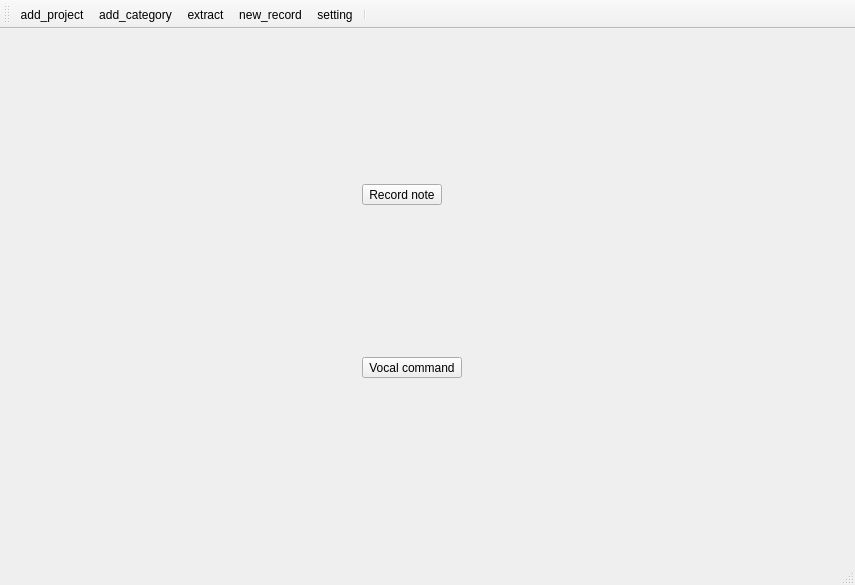
Qt form Ui/src/main.ui (erkagoon/Mind2Notes) before a commit.
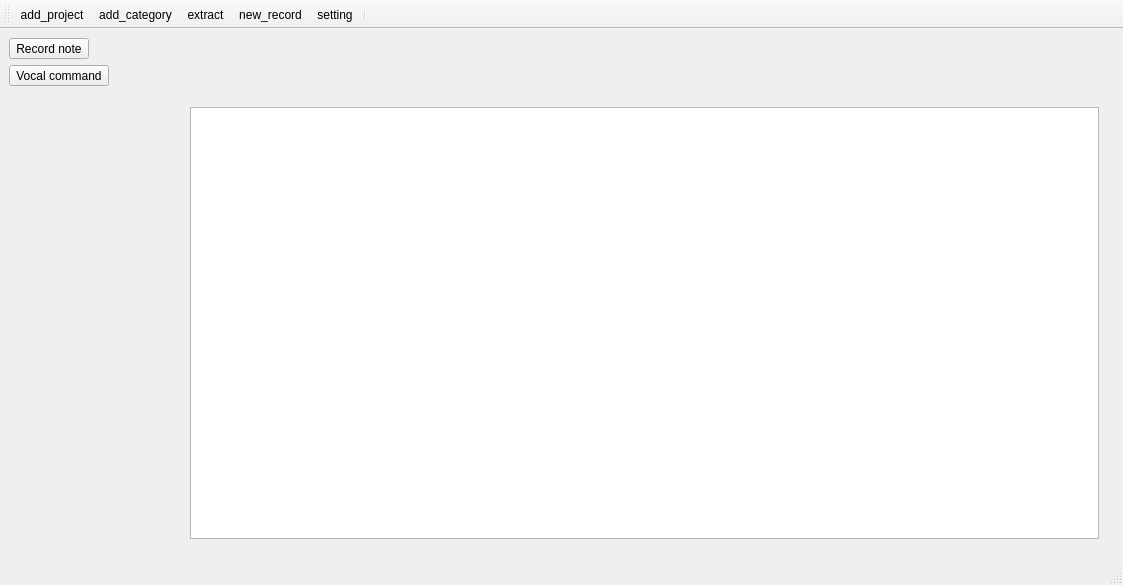
The same form after that commit. Icons and pictures are not drawn.

Commit message: Mise à jour de l'ui

Diff of the .ui file:
```diff
--- a/Ui/src/main.ui
+++ b/Ui/src/main.ui
@@ -6,7 +6,7 @@
    <rect>
     <x>0</x>
     <y>0</y>
-    <width>855</width>
+    <width>1123</width>
     <height>585</height>
    </rect>
   </property>
@@ -14,9 +14,9 @@
    <string>MainWindow</string>
   </property>
   <widget class="QWidget" name="centralwidget">
-   <layout class="QGridLayout" name="gridLayout_5" columnstretch="1,0,0">
-    <item row="2" column="2">
-     <layout class="QGridLayout" name="gridLayout_4">
+   <layout class="QGridLayout" name="gridLayout_5" columnstretch="1,0,0,0,0">
+    <item row="2" column="3">
+     <layout class="QGridLayout" name="filesContainer">
       <property name="leftMargin">
        <number>15</number>
       </property>
@@ -35,7 +35,7 @@
      </layout>
     </item>
     <item row="2" column="0">
-     <layout class="QVBoxLayout" name="verticalLayout_3">
+     <layout class="QVBoxLayout" name="projectContainer">
       <property name="leftMargin">
        <number>15</number>
       </property>
@@ -57,6 +57,25 @@
       </property>
      </widget>
     </item>
+    <item row="2" column="2">
+     <layout class="QGridLayout" name="catsContainer">
+      <property name="leftMargin">
+       <number>15</number>
+      </property>
+      <property name="topMargin">
+       <number>15</number>
+      </property>
+      <property name="rightMargin">
+       <number>15</number>
+      </property>
+      <property name="bottomMargin">
+       <number>15</number>
+      </property>
+      <property name="spacing">
+       <number>15</number>
+      </property>
+     </layout>
+    </item>
     <item row="0" column="0">
      <widget class="QToolButton" name="record_note">
       <property name="text">
@@ -64,6 +83,35 @@
       </property>
      </widget>
     </item>
+    <item row="2" column="4">
+     <layout class="QGridLayout" name="fileDisplayContainer">
+      <property name="leftMargin">
+       <number>15</number>
+      </property>
+      <property name="topMargin">
+       <number>15</number>
+      </property>
+      <property name="rightMargin">
+       <number>15</number>
+      </property>
+      <property name="bottomMargin">
+       <number>15</number>
+      </property>
+      <property name="spacing">
+       <number>15</number>
+      </property>
+      <item row="0" column="0">
+       <widget class="QTextBrowser" name="fileDisplay">
+        <property name="sizePolicy">
+         <sizepolicy hsizetype="Preferred" vsizetype="Expanding">
+          <horstretch>0</horstretch>
+          <verstretch>0</verstretch>
+         </sizepolicy>
+        </property>
+       </widget>
+      </item>
+     </layout>
+    </item>
    </layout>
   </widget>
   <widget class="QMenuBar" name="menubar">
@@ -71,7 +119,7 @@
     <rect>
      <x>0</x>
      <y>0</y>
-     <width>855</width>
+     <width>1123</width>
      <height>22</height>
     </rect>
    </property>
```
The commit also changes 2 other files.
